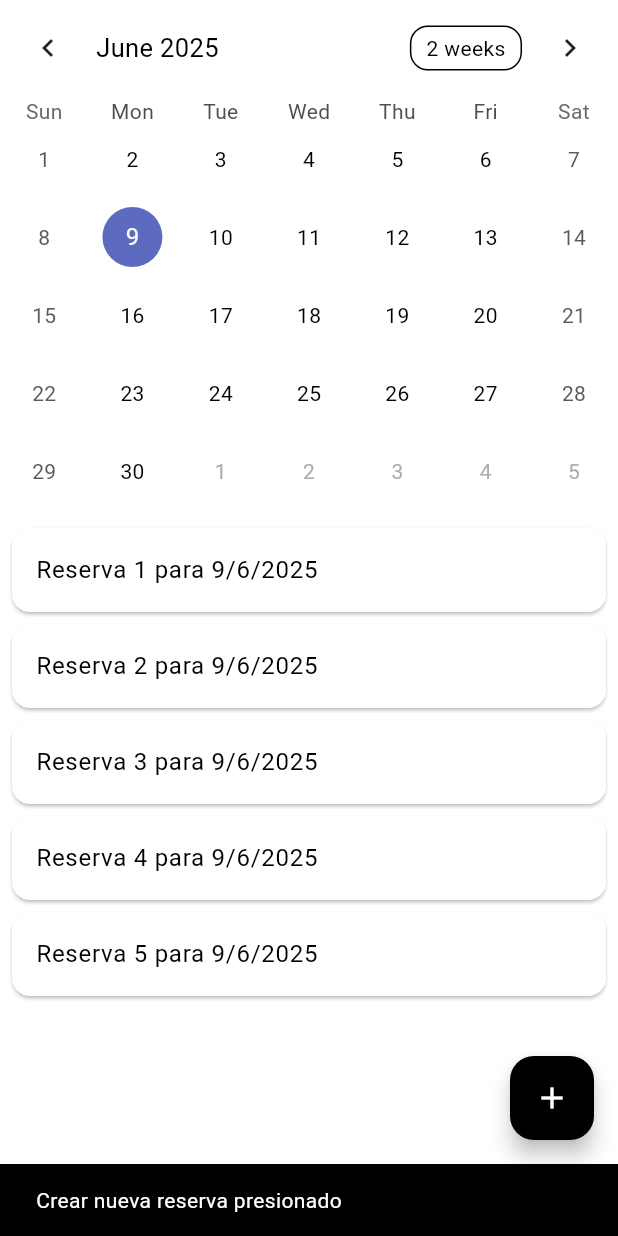
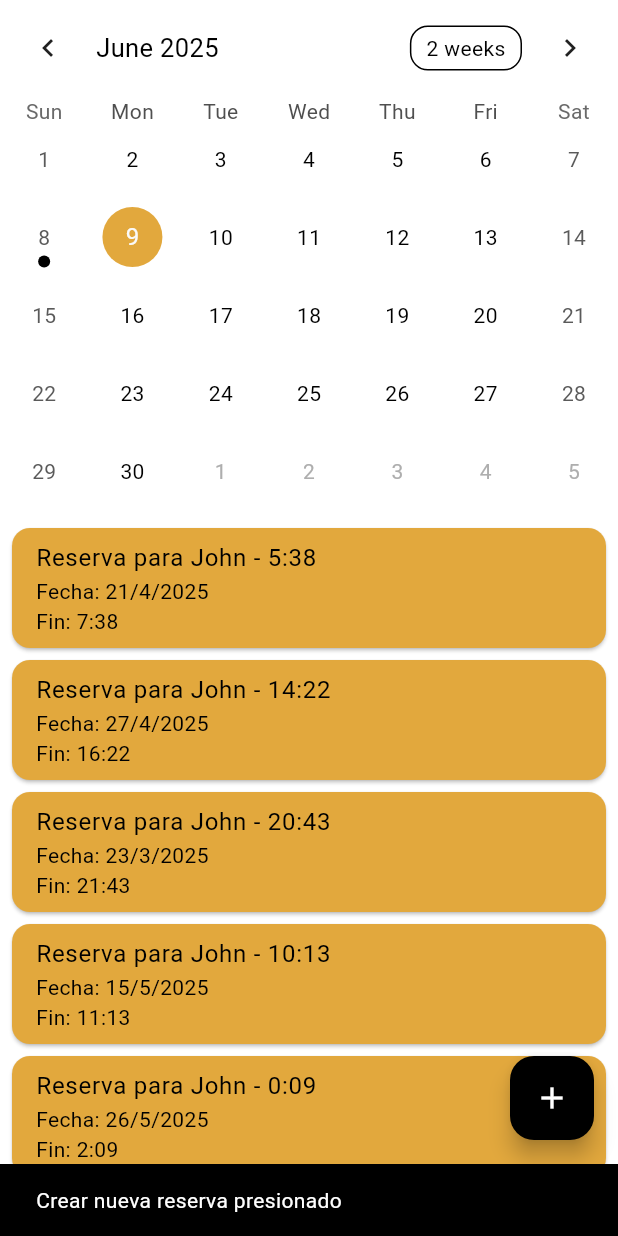
Before and after one commit to pablichoka/impact-app, a Flutter app: the BookingsScreen screen opened directly, after a tap on the "add" icon, on a phone screen of 412 x 824 dp. Run offline on Flutter 3.47's test engine with Material 3 defaults, Android fonts, the phone set to English and light mode, and no system bars; drawn by our look-alikes of table_calendar.

Commit message:
add booking and user model and update screens according to them

```diff
--- /dev/null
+++ b/lib/models/booking.dart
@@ -0,0 +1,13 @@
+import 'package:impact/models/user.dart';
+
+class Booking {
+  DateTime startTime;
+  DateTime endTime;
+  User user;
+
+  Booking({
+    required this.startTime,
+    required this.endTime,
+    required this.user,
+  });
+}
--- /dev/null
+++ b/lib/models/user.dart
@@ -0,0 +1,19 @@
+class User {
+  String name;
+  String lastName;
+  String username;
+  String email;
+  DateTime joinDate;
+  bool isPremium;
+  DateTime? birthDate;
+
+  User({
+    required this.name,
+    required this.lastName,
+    required this.username,
+    required this.email,
+    required this.joinDate,
+    required this.isPremium,
+    this.birthDate,
+  });
+}
--- a/lib/screens/bookings.dart
+++ b/lib/screens/bookings.dart
@@ -1,4 +1,8 @@
+import 'dart:math';
+
 import 'package:flutter/material.dart';
+import 'package:impact/models/booking.dart';
+import 'package:impact/models/user.dart';
 import 'package:table_calendar/table_calendar.dart';
 
 class BookingsScreen extends StatefulWidget {
@@ -12,7 +16,9 @@ class _BookingsScreenState extends State<BookingsScreen> {
   CalendarFormat _calendarFormat = CalendarFormat.month;
   DateTime _focusedDay = DateTime.now();
   DateTime? _selectedDay;
-  List<String> _userBookings = []; // Placeholder for user bookings
+  List<Booking> _userBookings = [];
+  List<DateTime> _bookingDates = [];
+
 
   @override
   void initState() {
@@ -21,13 +27,62 @@ class _BookingsScreenState extends State<BookingsScreen> {
     _loadUserBookings(_focusedDay);
   }
 
+  User placeholderUser = User(name: 'John', lastName: 'Doe', username: 'johndoe', email: 'johndoe@example.com', joinDate: DateTime.now(), isPremium: true);
+
   void _loadUserBookings(DateTime date) {
     setState(() {
-      _userBookings = List.generate(
-        5, // Simulate 5 bookings for the selected day
-        (index) => 'Reserva ${index + 1} para ${date.day}/${date.month}/${date.year}',
-      ).take(30).toList(); // Max 30 bookings
+      final random = Random();
+      final int yearToUse = _selectedDay?.year ?? _focusedDay.year;
+      final DateTime startDateCandidates = DateTime(yearToUse, 2, 20);
+      final DateTime endDateCandidates = DateTime.now();
+
+      final DateTime startDate = startDateCandidates.isAfter(endDateCandidates) ? endDateCandidates : startDateCandidates;
+      final DateTime endDate = endDateCandidates;
+
+      if (startDate.isAfter(endDate)) {
+        _userBookings = [];
+        _bookingDates = [];
+        return;
+      }
+
+      final differenceInDays = endDate.difference(startDate).inDays;
+
+      if (differenceInDays < 0) {
+          _userBookings = [];
+          _bookingDates = [];
+          return;
+      }
+
+      List<Booking> newBookings = [];
+      List<DateTime> newBookingDates = [];
+
+      for (int i = 0; i < 30; i++) {
+        final randomDays = differenceInDays == 0 ? 0 : random.nextInt(differenceInDays + 1);
+        final baseDate = startDate.add(Duration(days: randomDays));
+
+        // Generar startTime y endTime aleatorios para la reserva
+        final hour = random.nextInt(24);
+        final minute = random.nextInt(60);
+        final startTime = DateTime(baseDate.year, baseDate.month, baseDate.day, hour, minute);
+        final endTime = startTime.add(Duration(hours: random.nextInt(2) + 1)); // Duración entre 1 y 2 horas
+
+        final booking = Booking(
+          startTime: startTime,
+          endTime: endTime,
+          user: placeholderUser, // Usar el usuario placeholder
+        );
+        newBookings.add(booking);
+        newBookingDates.add(DateTime.utc(startTime.year, startTime.month, startTime.day));
+      }
+      _userBookings = newBookings;
+      // Filtrar para mantener solo las fechas únicas para los marcadores del calendario
+      _bookingDates = newBookingDates.toSet().toList();
     });
+  }
+
+  List<dynamic> _getEventsForDay(DateTime day) {
+    final normalizedDay = DateTime.utc(day.year, day.month, day.day);
+    return _bookingDates.where((bookingDate) => isSameDay(bookingDate, normalizedDay)).toList();
   }
 
   void _onDaySelected(DateTime selectedDay, DateTime focusedDay) {
@@ -49,7 +104,11 @@ class _BookingsScreenState extends State<BookingsScreen> {
 
   @override
   Widget build(BuildContext context) {
+
+    final ThemeData theme = Theme.of(context);
+
     return Scaffold(
+      backgroundColor: theme.colorScheme.surface,
       body: Column(
         children: [
           TableCalendar(
@@ -61,6 +120,21 @@ class _BookingsScreenState extends State<BookingsScreen> {
               return isSameDay(_selectedDay, day);
             },
             onDaySelected: _onDaySelected,
+            eventLoader: _getEventsForDay,
+            calendarStyle: CalendarStyle(
+              todayDecoration: BoxDecoration(
+                color: theme.colorScheme.onSurfaceVariant,
+                shape: BoxShape.circle,
+              ),
+              selectedDecoration: BoxDecoration(
+                color: theme.colorScheme.secondary,
+                shape: BoxShape.circle,
+              ),
+              markerDecoration: BoxDecoration(
+                color: theme.colorScheme.tertiary,
+                shape: BoxShape.circle,
+              ),
+            ),
             onFormatChanged: (format) {
               if (_calendarFormat != format) {
                 setState(() {
@@ -79,10 +153,19 @@ class _BookingsScreenState extends State<BookingsScreen> {
                 : ListView.builder(
                     itemCount: _userBookings.length,
                     itemBuilder: (context, index) {
+                      final booking = _userBookings[index]; // Obtener el objeto Booking
                       return Card(
                         margin: const EdgeInsets.symmetric(horizontal: 8.0, vertical: 4.0),
+                        color: theme.colorScheme.secondary,
                         child: ListTile(
-                          title: Text(_userBookings[index]),
+                          // Mostrar información del Booking
+                          title: Text(
+                              'Reserva para ${booking.user.name} - ${booking.startTime.hour}:${booking.startTime.minute.toString().padLeft(2, '0')}',
+                          ),
+                          subtitle: Text(
+                              'Fecha: ${booking.startTime.day}/${booking.startTime.month}/${booking.startTime.year}\nFin: ${booking.endTime.hour}:${booking.endTime.minute.toString().padLeft(2, '0')}'
+                          ),
+                          textColor: theme.colorScheme.onSecondary, // Ajustado para mejor contraste
                           // TODO: Add more booking details or actions
                         ),
                       );
--- a/lib/screens/home.dart
+++ b/lib/screens/home.dart
@@ -1,4 +1,5 @@
 import 'package:flutter/material.dart';
+import 'package:impact/models/user.dart';
 import 'package:impact/screens/bookings.dart';
 import 'package:impact/screens/dashboard.dart';
 import 'package:impact/screens/profile.dart';
@@ -13,10 +14,20 @@ class HomeScreen extends StatefulWidget {
 class _HomeScreenState extends State<HomeScreen> {
   int _selectedIndex = 0;
 
-  static const List<Widget> _widgetOptions = <Widget>[
+  final currentUser = User(
+  name: 'Juan',
+  lastName: 'Pérez',
+  username: 'juanperez',
+  email: 'juan.perez@example.com',
+  joinDate: DateTime(2023, 1, 15),
+  isPremium: true,
+  birthDate: DateTime(1990, 5, 20),
+);
+
+  late final List<Widget> _widgetOptions = <Widget>[
     DashboardScreen(),
     BookingsScreen(),
-    ProfileScreen(),
+    ProfileScreen(user: currentUser),
   ];
 
   void _onItemTapped(int index) {
--- a/lib/screens/profile.dart
+++ b/lib/screens/profile.dart
@@ -1,15 +1,19 @@
 import 'package:flutter/material.dart';
+import 'package:impact/models/user.dart';
+import 'package:intl/intl.dart';
 
 class ProfileScreen extends StatelessWidget {
-  const ProfileScreen({super.key});
+  final User user;
+  const ProfileScreen({super.key, required this.user});
 
 
   @override
   Widget build(BuildContext context) {
 
     final ThemeData theme = Theme.of(context);
+    // final DateFormat dateFormat = DateFormat('dd/MM/yyyy');
 
-    return Scaffold(
+ return Scaffold(
       backgroundColor: theme.colorScheme.surface,
       body: Padding(
         padding: const EdgeInsets.all(16.0),
@@ -28,12 +32,12 @@ class ProfileScreen extends StatelessWidget {
                   children: <Widget>[
                     const CircleAvatar(
                       radius: 50.0,
-                      backgroundImage: NetworkImage('https://via.placeholder.com/150'), // Placeholder image
+                      backgroundImage: NetworkImage('https://placehold.co/400.png'), // Placeholder image
                       backgroundColor: Colors.transparent,
                     ),
                     const SizedBox(height: 16.0),
                     Text(
-                      'Nombre del Usuario', // Placeholder name
+                      '${user.name} ${user.lastName}', // Usa los datos del User
                       style: Theme.of(context).textTheme.headlineSmall?.copyWith(color: theme.colorScheme.primary),
                     ),
                   ],
@@ -58,17 +62,29 @@ class ProfileScreen extends StatelessWidget {
                     ),
                     const SizedBox(height: 8.0),
                     Text(
-                      'Email: usuario@example.com', // Placeholder data
+                      'Email: ${user.email}', // Usa los datos del User
                       style: TextStyle(color: theme.colorScheme.primary),
                     ),
                     const SizedBox(height: 8.0),
                     Text(
-                      'Teléfono: +1234567890', // Placeholder data
+                      'Nombre de usuario: ${user.username}', // Usa los datos del User
                       style: TextStyle(color: theme.colorScheme.primary),
                     ),
                     const SizedBox(height: 8.0),
                     Text(
-                      'Miembro desde: Enero 2023', // Placeholder data
+                      'Miembro desde: ${user.joinDate}', // Usa y formatea los datos del User
+                      style: TextStyle(color: theme.colorScheme.primary),
+                    ),
+                    if (user.birthDate != null) ...[ // Muestra la fecha de nacimiento si está disponible
+                      const SizedBox(height: 8.0),
+                      Text(
+                        'Fecha de nacimiento: ${(user.birthDate!)}',
+                        style: TextStyle(color: theme.colorScheme.primary),
+                      ),
+                    ],
+                    const SizedBox(height: 8.0),
+                    Text(
+                      'Premium: ${user.isPremium ? "Sí" : "No"}', // Usa los datos del User
                       style: TextStyle(color: theme.colorScheme.primary),
                     ),
                   ],
--- a/lib/theme_data.dart
+++ b/lib/theme_data.dart
@@ -38,7 +38,7 @@ final ThemeData darkThemeData = ThemeData(
     surface: Color.fromRGBO(0, 0, 0, 1),
     onSurface: Colors.white,
     surfaceContainerHighest: Color.fromRGBO(33, 33, 33, 1),
-    onSurfaceVariant: Color.fromARGB(255, 180, 180, 180),
+    onSurfaceVariant: Color.fromARGB(255, 102, 102, 102),
     tertiary: Color.fromARGB(255, 255, 255, 255),
     onTertiary: Colors.black,
   ),
```
